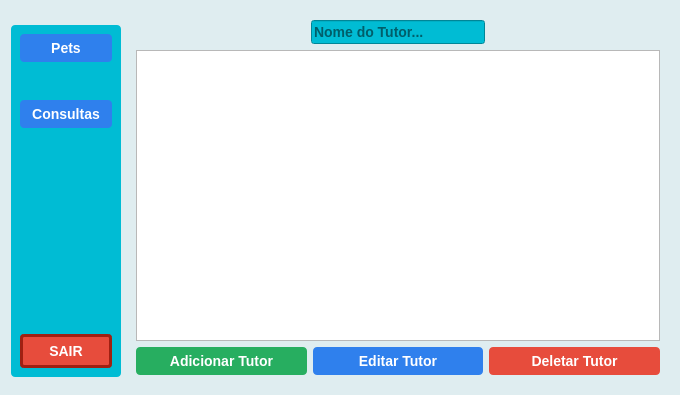
This is tela_recepcionista_tutor.ui in mateuszinum/Projeto-Clinica-Veterinaria as Qt 5 draws it before an edit. The edited form follows.
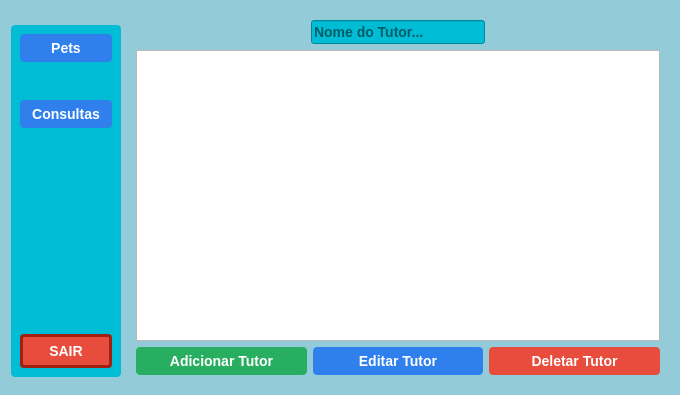
This is the edited form.

Patch:
```diff
--- a/tela_recepcionista_tutor.ui
+++ b/tela_recepcionista_tutor.ui
@@ -15,7 +15,7 @@
   </property>
   <property name="styleSheet">
    <string notr="true">QWidget#Form {
-    background-color: #dfedf0;
+    background-color: #93cbd9;
 }</string>
   </property>
   <layout class="QGridLayout" name="gridLayout_2">
```
